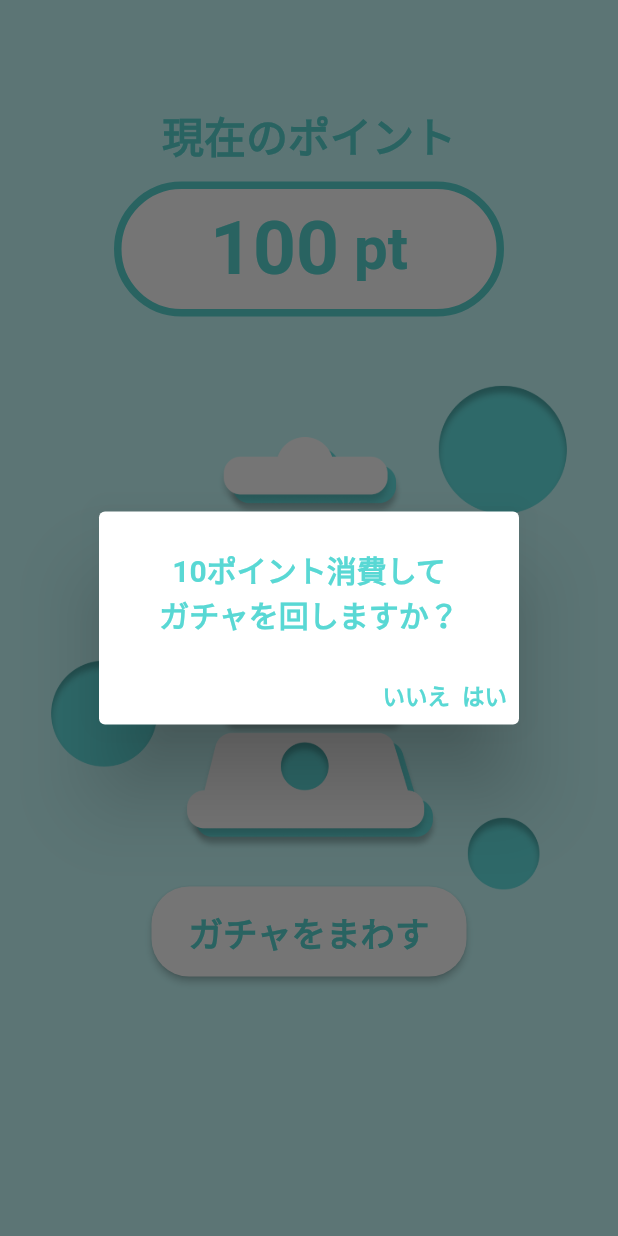
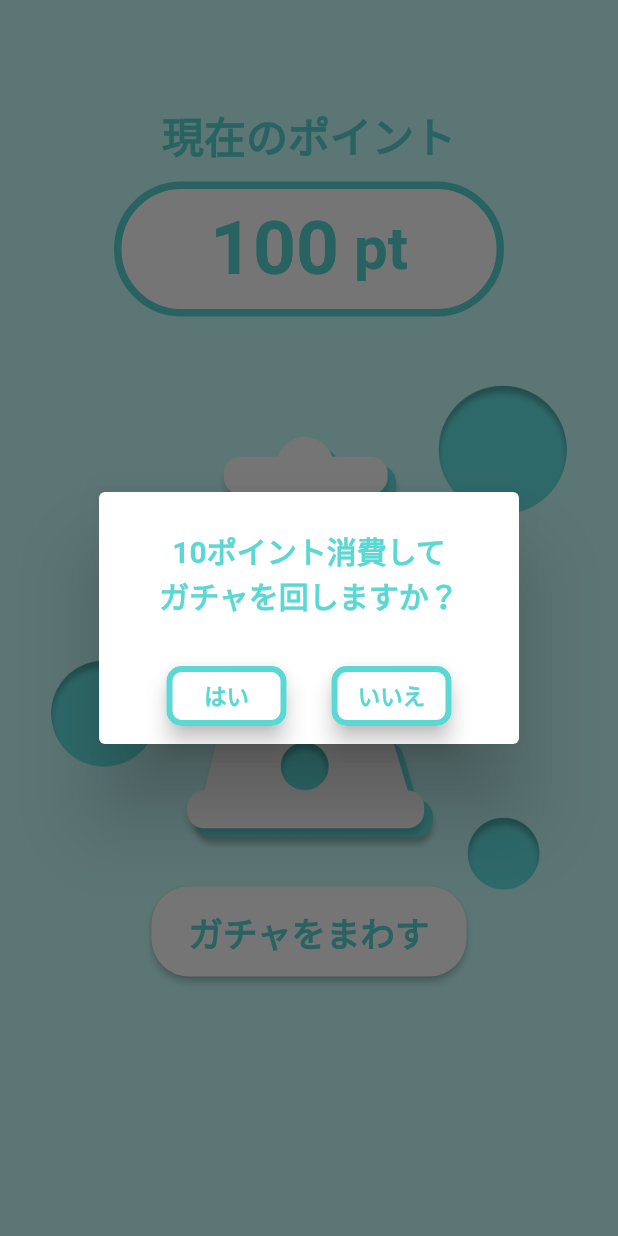
Before and after one commit to Jin2003/kishoutenketsu_rta, a Flutter app: the GatchaPage screen opened directly, after a tap on "ガチャをまわす", on a phone screen of 412 x 824 dp. Run offline on Flutter 3.47's test engine with Material 2 defaults, Android fonts, the phone set to English and light mode, and no system bars; our stand-ins replace curved_navigation_bar, flutter_animate, google_fonts, sqflite; missing offline and left inert: flutter_animated_dialog, nfc_manager; accounts and stored records are empty.

Commit message:
[update] ポップアウト改良

```diff
--- a/lib/view/pages/gatcha_page.dart
+++ b/lib/view/pages/gatcha_page.dart
@@ -129,21 +129,21 @@ class _GatchaPageState extends State<GatchaPage> {
                             title: CustomTextBlue(
                                 text: '10ポイント消費して\nガチャを回しますか？', fontSize: 20),
                             actions: <Widget>[
+                              Row(
+                                mainAxisAlignment: MainAxisAlignment.center,
+                                children: [
                                   GestureDetector(
-                                child:
-                                    CustomTextBlue(text: 'いいえ', fontSize: 15),
-                                onTap: () {
-                                  Navigator.pop(context);
-                                },
-                              ),
-                              GestureDetector(
-                                child: CustomTextBlue(text: 'はい', fontSize: 15),
-                                onTap: () async {
+                                    child: OutlineButton(
+                                      title: 'はい',
+                                      fontsize: 15,
+                                      height: 40,
+                                      width: 80,
+                                      shape: 10,
+                                      onPressed: () async {
                                         final db = await DatabaseHelper().db;
                                         if (_point < 10) {
                                           return;
                                         }
-
                                         setState(() {
                                           _isPressed = true;
                                         });
@@ -151,43 +151,82 @@ class _GatchaPageState extends State<GatchaPage> {
                                         await db.rawUpdate(
                                             'UPDATE user SET point = point - 10');
                                         //userテーブルのpointカラムを取得
-                                  final point =
-                                      await db.rawQuery('SELECT * FROM user');
+                                        final point = await db
+                                            .rawQuery('SELECT * FROM user');
                                         setState(() {
                                           _point = point[0]['point'] as int;
                                         });
                                         Navigator.pop(context);
                                         // まわるポップアップ表示
-                                  Future.delayed(Duration(milliseconds: 3500),
-                                      () {
+                                        Future.delayed(
+                                            Duration(milliseconds: 3500), () {
                                           showAnimatedDialog<void>(
                                             context: context,
                                             builder: (_) {
                                               return AlertDialog(
                                                 title: CustomTextBlue(
-                                              text: 'せせらぎが当たりました！',
+                                                    text: 'せせらぎ\nが当たりました！',
                                                     fontSize: 20),
                                                 actions: <Widget>[
+                                                  Container(
+                                                    alignment: Alignment.center,
+                                                    child: Column(
+                                                      children: [
+                                                        SizedBox(
+                                                          height: 10,
+                                                        ),
                                                         GestureDetector(
-                                              child: CustomTextBlue(
-                                                  text: '閉じる', fontSize: 15),
-                                              onTap: () {
+                                                          child: OutlineButton(
+                                                            fontsize: 15,
+                                                            width: 80,
+                                                            height: 40,
+                                                            title: 'とじる',
+                                                            shape: 10,
+                                                            onPressed: () {
                                                               setState(() {
-                                                  _isPressed = false;
+                                                                _isPressed =
+                                                                    false;
                                                               });
-                                                Navigator.pop(context);
+                                                              Navigator.pop(
+                                                                  context);
                                                             },
+                                                          ),
+                                                        ),
+                                                        SizedBox(
+                                                          height: 20,
+                                                        )
+                                                      ],
+                                                    ),
                                                   ),
                                                 ],
                                               );
                                             },
-                                      animationType:
-                                          DialogTransitionType.scaleRotate,
-                                      duration: Duration(milliseconds: 300),
+                                            animationType: DialogTransitionType
+                                                .scaleRotate,
+                                            duration:
+                                                Duration(milliseconds: 300),
                                           );
                                         });
                                       },
                                     ),
+                                  ),
+                                  SizedBox(
+                                    width: 30,
+                                    height: 0,
+                                  ),
+                                  GestureDetector(
+                                    child: OutlineButton(
+                                        title: 'いいえ',
+                                        fontsize: 15,
+                                        height: 40,
+                                        width: 80,
+                                        shape: 10,
+                                        onPressed: () {
+                                          Navigator.pop(context);
+                                        }),
+                                  ),
+                                ],
+                              )
                             ],
                           );
                         });
```
Lines whose indentation alone changed are shown as unchanged.
